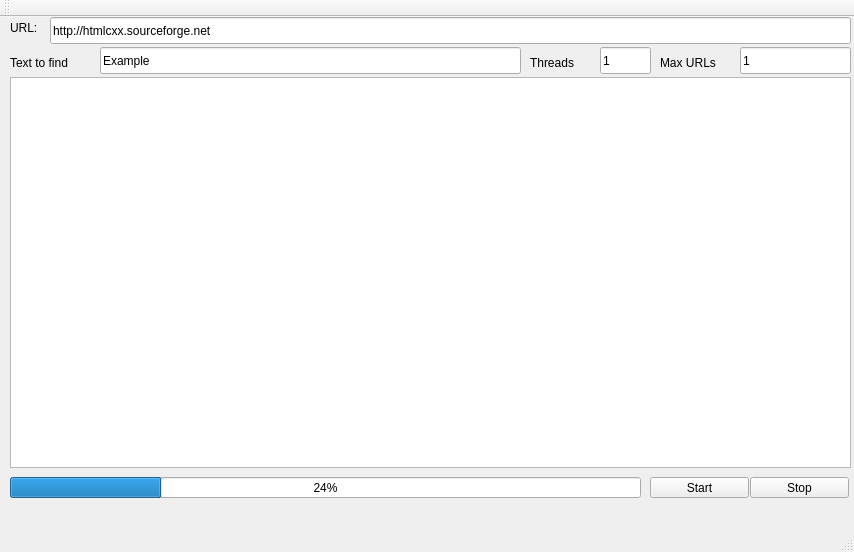
The window that UI/mainwindow.ui (kachkanius/url-parser) describes before a commit, drawn with Qt 5.
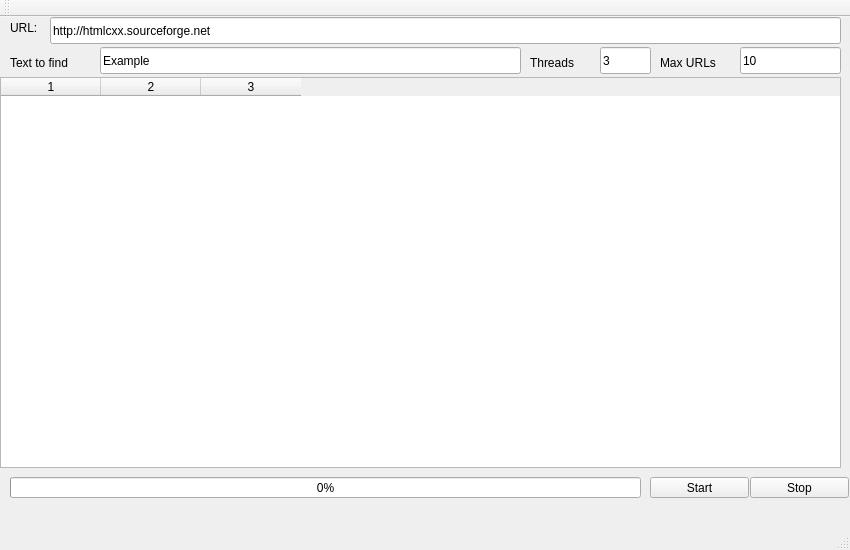
The same window after the commit.

```diff
--- a/UI/mainwindow.ui
+++ b/UI/mainwindow.ui
@@ -6,10 +6,16 @@
    <rect>
     <x>0</x>
     <y>0</y>
-    <width>854</width>
-    <height>552</height>
+    <width>850</width>
+    <height>550</height>
    </rect>
   </property>
+  <property name="sizePolicy">
+   <sizepolicy hsizetype="Fixed" vsizetype="Fixed">
+    <horstretch>0</horstretch>
+    <verstretch>0</verstretch>
+   </sizepolicy>
+  </property>
   <property name="windowTitle">
    <string>MainWindow</string>
   </property>
@@ -19,7 +25,7 @@
      <rect>
       <x>50</x>
       <y>0</y>
-      <width>801</width>
+      <width>791</width>
       <height>27</height>
      </rect>
     </property>
@@ -89,7 +95,7 @@
      </rect>
     </property>
     <property name="text">
-     <string>1</string>
+     <string>3</string>
     </property>
     <property name="readOnly">
      <bool>false</bool>
@@ -100,12 +106,12 @@
      <rect>
       <x>740</x>
       <y>30</y>
-      <width>111</width>
+      <width>101</width>
       <height>27</height>
      </rect>
     </property>
     <property name="text">
-     <string>1</string>
+     <string>10</string>
     </property>
    </widget>
    <widget class="QLabel" name="label_max_urls">
@@ -147,16 +153,6 @@
      <string>Text to find</string>
     </property>
    </widget>
-   <widget class="QTextBrowser" name="text_browser">
-    <property name="geometry">
-     <rect>
-      <x>10</x>
-      <y>60</y>
-      <width>841</width>
-      <height>391</height>
-     </rect>
-    </property>
-   </widget>
    <widget class="QProgressBar" name="progressBar">
     <property name="geometry">
      <rect>
@@ -167,9 +163,28 @@
      </rect>
     </property>
     <property name="value">
-     <number>24</number>
+     <number>0</number>
     </property>
    </widget>
+   <widget class="QTableWidget" name="table">
+    <property name="geometry">
+     <rect>
+      <x>0</x>
+      <y>60</y>
+      <width>841</width>
+      <height>391</height>
+     </rect>
+    </property>
+    <property name="showGrid">
+     <bool>true</bool>
+    </property>
+    <property name="columnCount">
+     <number>3</number>
+    </property>
+    <column/>
+    <column/>
+    <column/>
+   </widget>
   </widget>
   <widget class="QMenuBar" name="menuBar">
    <property name="geometry">
```
Left out of the diff: 4 changed lines with no effect on the pictures.
